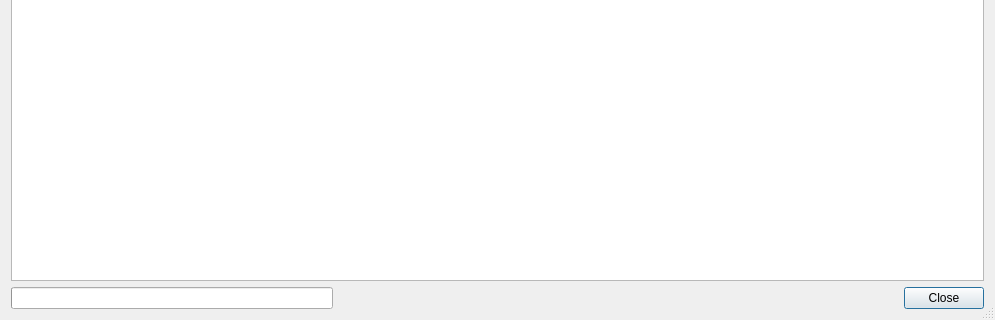
rgriebl/brickstore, file src/importorderdialog.ui: the form before one commit; both pictures show x 0 to 995 and y 300 to 620 of the 995 by 620 pixel window.
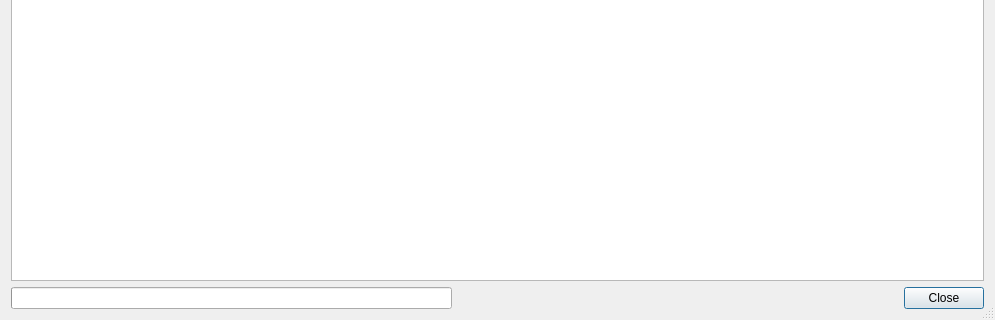
The form after the commit. Icons and pictures are not drawn.

Commit message: Fix the import-order dialog's layout on macOS

The edit to the form file:
```diff
--- a/src/importorderdialog.ui
+++ b/src/importorderdialog.ui
@@ -117,23 +117,26 @@
     <layout class="QHBoxLayout" name="horizontalLayout_3">
      <item>
       <widget class="QProgressBar" name="w_progress">
+       <property name="sizePolicy">
+        <sizepolicy hsizetype="Expanding" vsizetype="Fixed">
+         <horstretch>1</horstretch>
+         <verstretch>0</verstretch>
+        </sizepolicy>
+       </property>
        <property name="format">
         <string>%v / %m</string>
        </property>
       </widget>
      </item>
      <item>
-      <spacer name="horizontalSpacer_2">
-       <property name="orientation">
-        <enum>Qt::Horizontal</enum>
+      <widget class="QWidget" name="widget" native="true">
+       <property name="sizePolicy">
+        <sizepolicy hsizetype="Preferred" vsizetype="Preferred">
+         <horstretch>1</horstretch>
+         <verstretch>0</verstretch>
+        </sizepolicy>
        </property>
-       <property name="sizeHint" stdset="0">
-        <size>
-         <width>40</width>
-         <height>20</height>
-        </size>
-       </property>
-      </spacer>
+      </widget>
      </item>
      <item>
       <widget class="QDialogButtonBox" name="w_buttons">
```
